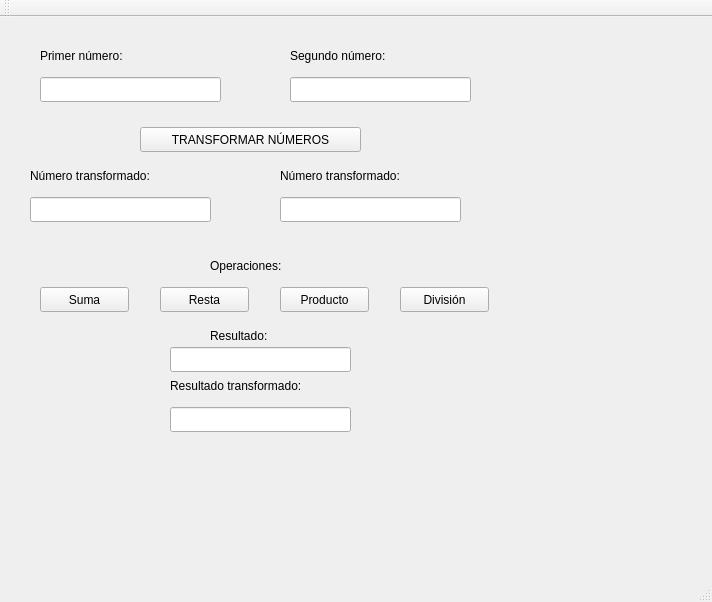
delSerSergio/ALUComaFlotante, file ALUComaFlotante/mainwindow.ui: the form before one commit.
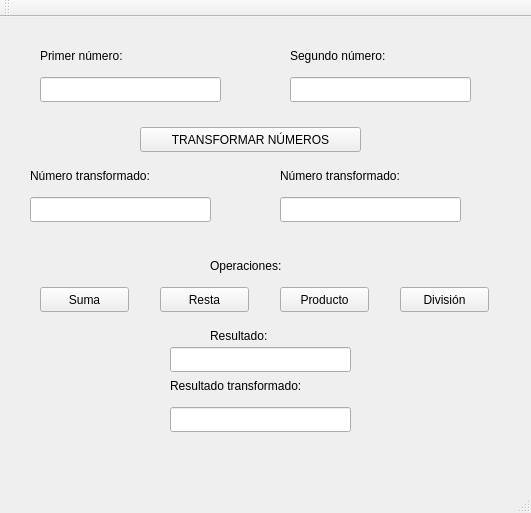
The form after the commit.

What changed in the file:
```diff
--- a/ALUComaFlotante/mainwindow.ui
+++ b/ALUComaFlotante/mainwindow.ui
@@ -6,8 +6,8 @@
    <rect>
     <x>0</x>
     <y>0</y>
-    <width>712</width>
-    <height>602</height>
+    <width>531</width>
+    <height>513</height>
    </rect>
   </property>
   <property name="windowTitle">
```
Left out of the diff: 2 changed lines with no effect on the pictures.
